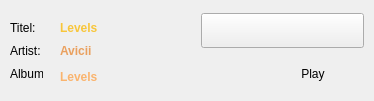
The window that searchmusiclistitem.ui (xxmicloxx/GSPlayerQT) describes before a commit, drawn with Qt 5.
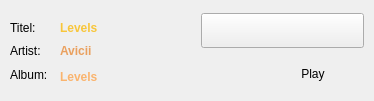
The same window after the commit. Icons and pictures are not drawn.

Patch:
```diff
--- a/searchmusiclistitem.ui
+++ b/searchmusiclistitem.ui
@@ -163,8 +163,8 @@
     <rect>
      <x>10</x>
      <y>67</y>
-     <width>33</width>
-     <height>13</height>
+     <width>41</width>
+     <height>16</height>
     </rect>
    </property>
    <property name="text">
```
